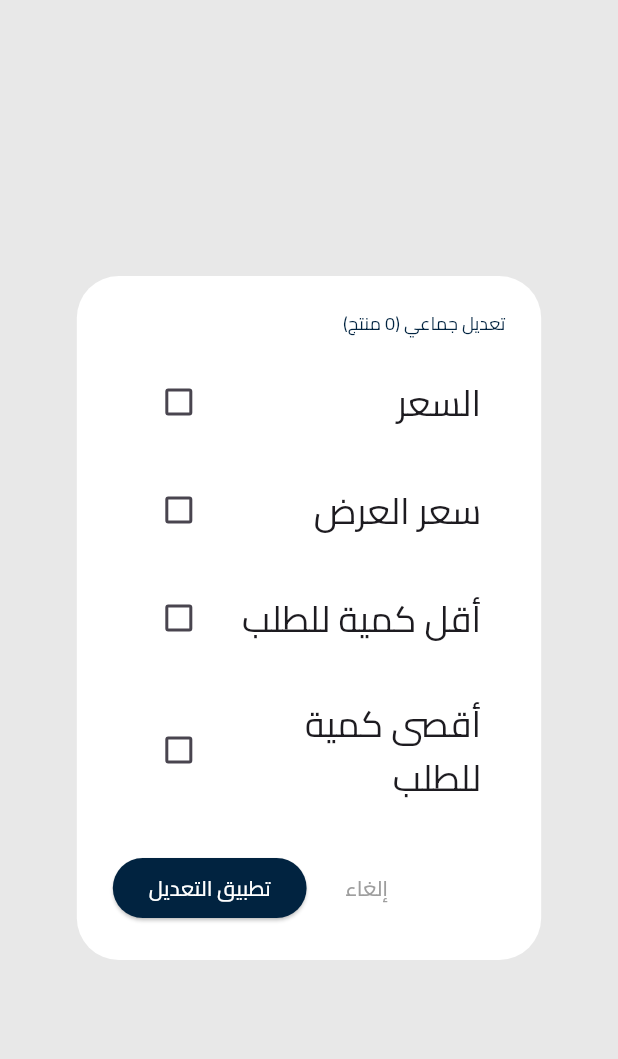
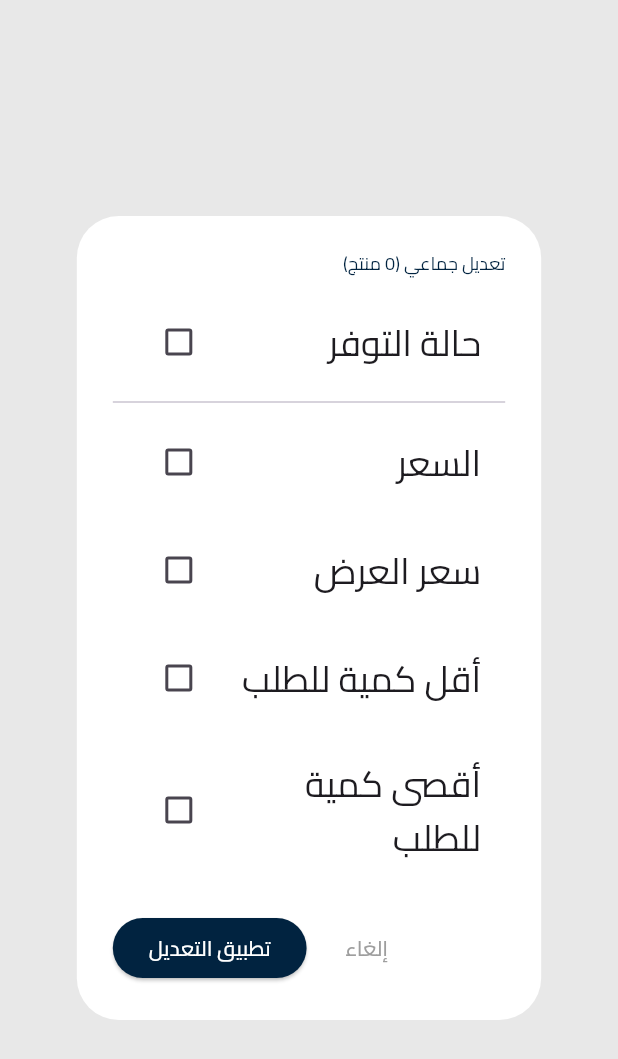
Before and after one commit to planck-74/goods_suppliers, a Flutter app: the BulkEditDialog widget shown alone on an empty page, opened directly with empty values, on a phone screen of 412 x 824 dp. Shown: the top 1059 px of the screen. Run offline on Flutter 3.47's test engine with Material 3 defaults, Android fonts, the light colour scheme and no system bars; our stand-ins replace animated_splash_screen, animated_text_kit, awesome_snackbar_content, bloc, cached_network_image, cloud_firestore and 16 more; accounts and stored records are empty; project files that could hold a hidden picture were left out.

Commit message:
ADD_change availability bulky

```diff
--- a/lib/presentation/sheets/sheet_store_search.dart
+++ b/lib/presentation/sheets/sheet_store_search.dart
@@ -22,7 +22,6 @@ class StoreSearchSheetState extends State<StoreSearchSheet> {
   late int _currentTabIndex;
   Timer? _debounceTimer;
 
-  // Bulk edit functionality
   bool _isBulkEditMode = false;
   final Set<String> _selectedProductIds = {};
   List<Map<String, dynamic>> _allProducts = [];
@@ -33,17 +32,14 @@ class StoreSearchSheetState extends State<StoreSearchSheet> {
     _currentTabIndex = widget.selectedTabIndexNotifier.value;
     widget.selectedTabIndexNotifier.addListener(_onTabChanged);
 
-    // Load initial products for the current tab
     _loadInitialProducts();
   }
 
   void _loadInitialProducts() {
     final cubit = context.read<SearchMainStoreCubit>();
     if (cubit.isDataLoaded) {
-      // If data is already loaded, perform search (which will show all products if query is empty)
       _performSearch();
     } else {
-      // If data is not loaded, show error message
       ScaffoldMessenger.of(context).showSnackBar(
         const SnackBar(
           content: Text('البيانات غير محملة. يرجى إعادة تشغيل التطبيق.'),
@@ -71,7 +67,7 @@ class StoreSearchSheetState extends State<StoreSearchSheet> {
           _searchQuery,
           _currentTabIndex,
           storeId:
-              storeId, // This parameter is optional now but kept for compatibility
+              storeId,
         );
   }
 
@@ -83,7 +79,6 @@ class StoreSearchSheetState extends State<StoreSearchSheet> {
     // Cancel previous timer
     _debounceTimer?.cancel();
 
-    // Search with the new query (empty query will show all products for the tab)
     _debounceTimer = Timer(const Duration(milliseconds: 300), () {
       if (mounted) {
         _performSearch();
@@ -701,6 +696,8 @@ class _BulkEditDialogState extends State<BulkEditDialog> {
   bool _updateOfferPrice = false;
   bool _updateMinOrder = false;
   bool _updateMaxOrder = false;
+  bool _updateAvailability = false;
+  bool _availabilityValue = true; // Default to available
   bool _isLoading = false;
 
   @override
@@ -716,7 +713,8 @@ class _BulkEditDialogState extends State<BulkEditDialog> {
     if (!_updatePrice &&
         !_updateOfferPrice &&
         !_updateMinOrder &&
-        !_updateMaxOrder) {
+        !_updateMaxOrder &&
+        !_updateAvailability) {
       ScaffoldMessenger.of(context).showSnackBar(
         const SnackBar(content: Text('يرجى اختيار حقل واحد على الأقل للتعديل')),
       );
@@ -755,6 +753,10 @@ class _BulkEditDialogState extends State<BulkEditDialog> {
         if (_updateMaxOrder && _maxOrderController.text.isNotEmpty) {
           updates['maxOrderQuantity'] =
               int.tryParse(_maxOrderController.text) ?? 100;
+        }
+
+        if (_updateAvailability) {
+          updates['availability'] = _availabilityValue;
         }
 
         if (updates.isNotEmpty) {
@@ -800,6 +802,70 @@ class _BulkEditDialogState extends State<BulkEditDialog> {
         child: Column(
           mainAxisSize: MainAxisSize.min,
           children: [
+            // Availability Status
+            CheckboxListTile(
+              title: const Text('حالة التوفر'),
+              value: _updateAvailability,
+              onChanged: (value) {
+                setState(() {
+                  _updateAvailability = value ?? false;
+                });
+              },
+            ),
+            if (_updateAvailability)
+              Container(
+                margin: const EdgeInsets.symmetric(horizontal: 16, vertical: 8),
+                padding: const EdgeInsets.all(12),
+                decoration: BoxDecoration(
+                  color: _availabilityValue
+                      ? Colors.green.shade50
+                      : Colors.red.shade50,
+                  borderRadius: BorderRadius.circular(12),
+                  border: Border.all(
+                    color: _availabilityValue
+                        ? Colors.green.shade200
+                        : Colors.red.shade200,
+                  ),
+                ),
+                child: Row(
+                  children: [
+                    Icon(
+                      _availabilityValue
+                          ? Icons.check_circle_outline
+                          : Icons.cancel_outlined,
+                      color: _availabilityValue
+                          ? Colors.green.shade700
+                          : Colors.red.shade700,
+                    ),
+                    const SizedBox(width: 12),
+                    Expanded(
+                      child: Text(
+                        _availabilityValue ? 'متاح' : 'غير متاح',
+                        style: TextStyle(
+                          fontSize: 16,
+                          fontWeight: FontWeight.w600,
+                          color: _availabilityValue
+                              ? Colors.green.shade700
+                              : Colors.red.shade700,
+                        ),
+                      ),
+                    ),
+                    Switch(
+                      value: _availabilityValue,
+                      onChanged: (value) {
+                        setState(() {
+                          _availabilityValue = value;
+                        });
+                      },
+                      activeColor: Colors.green,
+                      inactiveThumbColor: Colors.red,
+                    ),
+                  ],
+                ),
+              ),
+
+            const Divider(height: 24),
+
             // Price
             CheckboxListTile(
               title: const Text('السعر'),
@@ -811,12 +877,16 @@ class _BulkEditDialogState extends State<BulkEditDialog> {
               },
             ),
             if (_updatePrice)
-              TextField(
+              Padding(
+                padding: const EdgeInsets.symmetric(horizontal: 16),
+                child: TextField(
                   controller: _priceController,
                   keyboardType: TextInputType.number,
                   decoration: const InputDecoration(
                     labelText: 'السعر الجديد',
                     suffixText: 'جـ',
+                    border: OutlineInputBorder(),
+                  ),
                 ),
               ),
 
@@ -834,12 +904,16 @@ class _BulkEditDialogState extends State<BulkEditDialog> {
                 },
               ),
               if (_updateOfferPrice)
-                TextField(
+                Padding(
+                  padding: const EdgeInsets.symmetric(horizontal: 16),
+                  child: TextField(
                     controller: _offerPriceController,
                     keyboardType: TextInputType.number,
                     decoration: const InputDecoration(
                       labelText: 'سعر العرض الجديد',
                       suffixText: 'جـ',
+                      border: OutlineInputBorder(),
+                    ),
                   ),
                 ),
               const SizedBox(height: 16),
@@ -856,11 +930,15 @@ class _BulkEditDialogState extends State<BulkEditDialog> {
               },
             ),
             if (_updateMinOrder)
-              TextField(
+              Padding(
+                padding: const EdgeInsets.symmetric(horizontal: 16),
+                child: TextField(
                   controller: _minOrderController,
                   keyboardType: TextInputType.number,
                   decoration: const InputDecoration(
                     labelText: 'أقل كمية للطلب',
+                    border: OutlineInputBorder(),
+                  ),
                 ),
               ),
 
@@ -877,11 +955,15 @@ class _BulkEditDialogState extends State<BulkEditDialog> {
               },
             ),
             if (_updateMaxOrder)
-              TextField(
+              Padding(
+                padding: const EdgeInsets.symmetric(horizontal: 16),
+                child: TextField(
                   controller: _maxOrderController,
                   keyboardType: TextInputType.number,
                   decoration: const InputDecoration(
                     labelText: 'أقصى كمية للطلب',
+                    border: OutlineInputBorder(),
+                  ),
                 ),
               ),
           ],
--- a/lib/presentation/sheets/sheet_unavailable.dart
+++ b/lib/presentation/sheets/sheet_unavailable.dart
@@ -575,13 +575,12 @@ class _SheetUnavailableState extends State<SheetUnavailable>
             width: 70,
             height: 70,
             decoration: BoxDecoration(
-              color: Colors.grey[100],
               borderRadius: BorderRadius.circular(12),
               border: Border.all(color: Colors.grey[200]!, width: 2),
               image: widget.product['imageUrl'] != null
                   ? DecorationImage(
                       image: NetworkImage(widget.product['imageUrl']),
-                      fit: BoxFit.cover,
+                      fit: BoxFit.contain,
                     )
                   : null,
             ),
@@ -846,7 +845,6 @@ class _SheetUnavailableState extends State<SheetUnavailable>
             const SizedBox(height: 16),
             _buildOfferPriceSection(),
             const SizedBox(height: 12),
-
           ],
         ),
       ),
```
Lines whose indentation alone changed are shown as unchanged.
